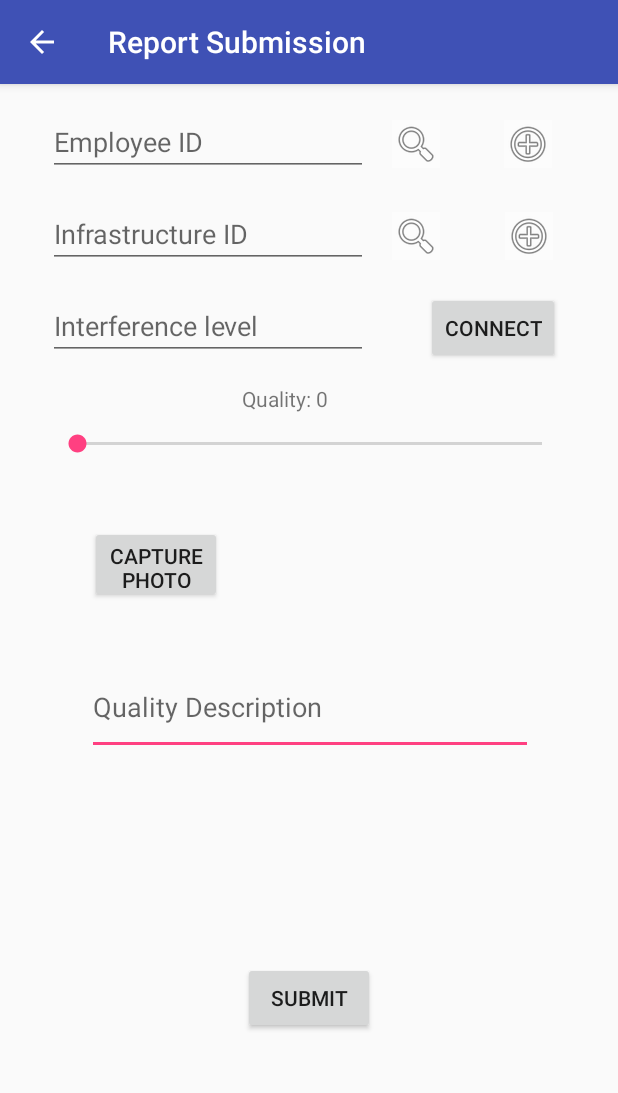
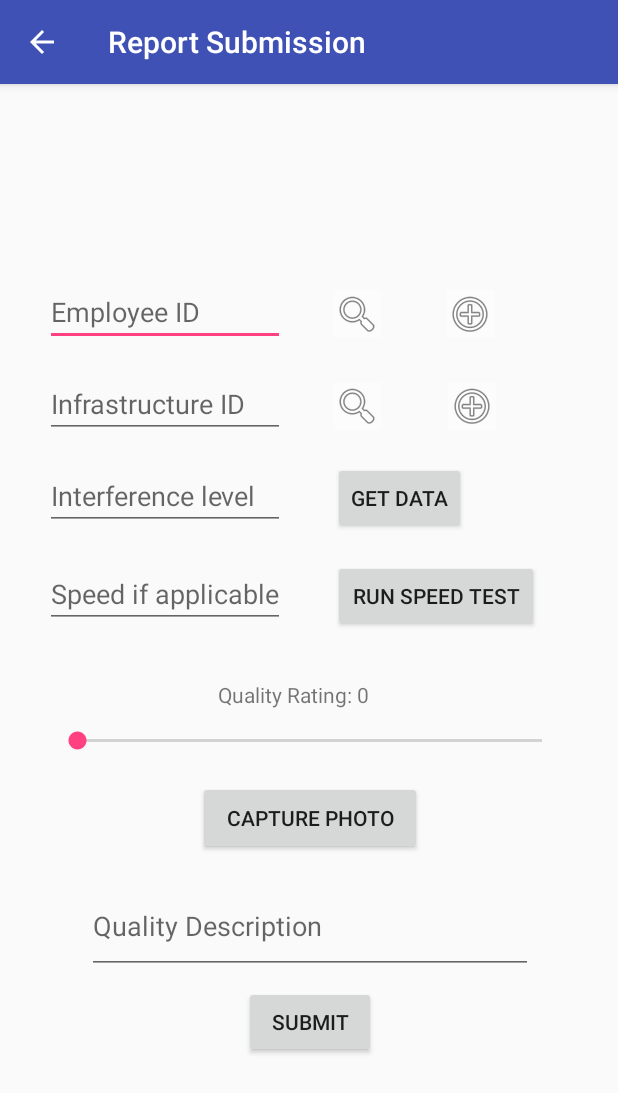
Before and after one commit to DanielMMilner/Infrastructure-Quality-Reporter-App, an Android app: the ReportActivity screen opened directly, with no data from a screen before it, on a phone screen of 412 x 824 dp. Shown: the top 1093 px of the screen. Run offline under Robolectric (Android 15) with nearby library versions, the phone set to English and light mode, and no system bars.

Commit message:
improved layout of report activity

```diff
--- a/app/src/main/java/s3542977/com/tqr/ReportActivity.java
+++ b/app/src/main/java/s3542977/com/tqr/ReportActivity.java
@@ -69,7 +69,7 @@ public class ReportActivity extends AppCompatActivity {
     }
 
     private void setQualityText() {
-        String text = "Quality: " + String.valueOf(quality);
+        String text = "Quality Rating: " + String.valueOf(quality);
         qualityText.setText(text);
     }
 
@@ -142,6 +142,7 @@ public class ReportActivity extends AppCompatActivity {
                     Bitmap imageBitmap = BitmapFactory.decodeFile(imageFilePath);
                     imageBitmap = Bitmap.createBitmap(imageBitmap);
                     photo.setImageBitmap(imageBitmap);
+                    photo.setRotation(90);
                 } else {
                     photo.setImageDrawable(getResources().getDrawable(R.drawable.ic_menu_camera, this.getTheme()));
                 }
--- a/app/src/main/res/layout/activity_report.xml
+++ b/app/src/main/res/layout/activity_report.xml
@@ -7,13 +7,44 @@
     tools:context=".ReportActivity"
     tools:layout_editor_absoluteY="81dp">
 
+
+    <ScrollView xmlns:android="http://schemas.android.com/apk/res/android"
+        android:layout_width="wrap_content"
+        android:layout_height="wrap_content"
+        android:layout_marginBottom="2dp"
+        android:layout_marginEnd="2dp"
+        android:layout_marginStart="2dp"
+        android:layout_marginTop="2dp"
+        android:fillViewport="true"
+        android:orientation="vertical"
+        app:layout_constraintBottom_toBottomOf="parent"
+        app:layout_constraintEnd_toEndOf="parent"
+        app:layout_constraintStart_toStartOf="parent"
+        app:layout_constraintTop_toTopOf="parent">
+
+        <android.support.constraint.ConstraintLayout
+            android:id="@+id/layout"
+            android:layout_width="match_parent"
+            android:layout_height="wrap_content"
+            android:layout_marginBottom="8dp"
+            android:layout_marginEnd="8dp"
+            android:layout_marginStart="8dp"
+            android:layout_marginTop="8dp"
+            android:orientation="vertical"
+            app:layout_constraintBottom_toBottomOf="parent"
+            app:layout_constraintEnd_toEndOf="parent"
+            app:layout_constraintStart_toStartOf="parent"
+            app:layout_constraintTop_toTopOf="parent">
+
+
             <ImageButton
                 android:id="@+id/empolyeeSearch"
                 android:layout_width="wrap_content"
                 android:layout_height="wrap_content"
-        android:layout_marginStart="16dp"
+                android:layout_marginStart="32dp"
                 android:layout_marginTop="8dp"
                 android:background="@android:drawable/screen_background_light_transparent"
+                android:contentDescription="@string/searchicon"
                 android:onClick="buttonPressed"
                 app:layout_constraintStart_toEndOf="@+id/employeeId"
                 app:layout_constraintTop_toTopOf="@+id/employeeId"
@@ -23,9 +54,10 @@
                 android:id="@+id/empolyeeAdd"
                 android:layout_width="wrap_content"
                 android:layout_height="wrap_content"
-        android:layout_marginEnd="8dp"
+                android:layout_marginEnd="32dp"
                 android:layout_marginStart="8dp"
                 android:background="@android:drawable/screen_background_light_transparent"
+                android:contentDescription="@string/addicon"
                 android:onClick="buttonPressed"
                 app:layout_constraintEnd_toEndOf="parent"
                 app:layout_constraintHorizontal_bias="0.489"
@@ -35,25 +67,15 @@
 
             <Button
                 android:id="@+id/takePhoto"
-        android:layout_width="88dp"
-        android:layout_height="51dp"
-        android:layout_marginStart="60dp"
-        android:layout_marginTop="28dp"
+                android:layout_width="149dp"
+                android:layout_height="49dp"
+                android:layout_marginEnd="8dp"
+                android:layout_marginStart="8dp"
+                android:layout_marginTop="16dp"
                 android:onClick="takePhoto"
                 android:text="@string/take_photo_button"
-        app:layout_constraintStart_toStartOf="parent"
-        app:layout_constraintTop_toTopOf="@+id/photoTaken" />
-
-    <ImageView
-        android:id="@+id/photoTaken"
-        android:layout_width="138dp"
-        android:layout_height="109dp"
-        android:layout_marginEnd="50dp"
-        android:layout_marginStart="48dp"
-        android:layout_marginTop="16dp"
-        android:contentDescription="@string/image_view_description"
-        app:layout_constraintEnd_toEndOf="parent"
-        app:layout_constraintStart_toEndOf="@+id/takePhoto"
+                app:layout_constraintEnd_toEndOf="@+id/qualityBar"
+                app:layout_constraintStart_toStartOf="@+id/qualityBar"
                 app:layout_constraintTop_toBottomOf="@+id/qualityBar" />
 
             <SeekBar
@@ -83,16 +105,16 @@
 
             <TextView
                 android:id="@+id/qualityValue"
-        android:layout_width="91dp"
-        android:layout_height="21dp"
+                android:layout_width="123dp"
+                android:layout_height="22dp"
                 android:layout_marginEnd="8dp"
                 android:layout_marginStart="8dp"
-        android:layout_marginTop="16dp"
+                android:layout_marginTop="32dp"
                 android:text="@string/quality_0"
                 app:layout_constraintEnd_toEndOf="@+id/qualityBar"
                 app:layout_constraintHorizontal_bias="0.502"
                 app:layout_constraintStart_toStartOf="@+id/qualityBar"
-        app:layout_constraintTop_toBottomOf="@+id/interferenceLevel" />
+                app:layout_constraintTop_toBottomOf="@+id/getSpeedButton" />
 
             <Button
                 android:id="@+id/submitButton"
@@ -107,13 +129,14 @@
                 app:layout_constraintBottom_toBottomOf="parent"
                 app:layout_constraintEnd_toEndOf="parent"
                 app:layout_constraintStart_toStartOf="parent"
-        app:layout_constraintTop_toBottomOf="@+id/descriptionText" />
+                app:layout_constraintTop_toBottomOf="@+id/descriptionText"
+                app:layout_constraintVertical_bias="0.0" />
 
             <EditText
                 android:id="@+id/employeeId"
-        android:layout_width="wrap_content"
+                android:layout_width="160dp"
                 android:layout_height="wrap_content"
-        android:layout_marginStart="32dp"
+                android:layout_marginStart="16dp"
                 android:layout_marginTop="16dp"
                 android:ems="10"
                 android:hint="@string/employee_id"
@@ -123,9 +146,9 @@
 
             <EditText
                 android:id="@+id/infrastructureID"
-        android:layout_width="wrap_content"
+                android:layout_width="160dp"
                 android:layout_height="wrap_content"
-        android:layout_marginStart="32dp"
+                android:layout_marginStart="16dp"
                 android:layout_marginTop="16dp"
                 android:ems="10"
                 android:hint="@string/infrastructure_id"
@@ -137,18 +160,16 @@
                 android:id="@+id/getInterferenceButton"
                 android:layout_width="wrap_content"
                 android:layout_height="wrap_content"
-        android:layout_marginEnd="16dp"
-        android:layout_marginStart="16dp"
+                android:layout_marginStart="32dp"
                 android:text="@string/connect"
-        app:layout_constraintEnd_toEndOf="parent"
                 app:layout_constraintStart_toEndOf="@+id/interferenceLevel"
                 app:layout_constraintTop_toTopOf="@+id/interferenceLevel" />
 
             <EditText
                 android:id="@+id/interferenceLevel"
-        android:layout_width="wrap_content"
+                android:layout_width="160dp"
                 android:layout_height="wrap_content"
-        android:layout_marginStart="32dp"
+                android:layout_marginStart="16dp"
                 android:layout_marginTop="16dp"
                 android:ems="10"
                 android:hint="@string/interference_level"
@@ -160,9 +181,10 @@
                 android:id="@+id/infrastructureSearch"
                 android:layout_width="wrap_content"
                 android:layout_height="wrap_content"
-        android:layout_marginStart="16dp"
+                android:layout_marginStart="32dp"
                 android:layout_marginTop="8dp"
                 android:background="@android:drawable/screen_background_light_transparent"
+                android:contentDescription="@string/searchicon"
                 android:onClick="buttonPressed"
                 app:layout_constraintStart_toEndOf="@+id/infrastructureID"
                 app:layout_constraintTop_toTopOf="@+id/infrastructureID"
@@ -172,13 +194,48 @@
                 android:id="@+id/infrastructureAdd"
                 android:layout_width="wrap_content"
                 android:layout_height="wrap_content"
-        android:layout_marginEnd="8dp"
+                android:layout_marginEnd="32dp"
                 android:layout_marginStart="8dp"
                 android:background="@android:drawable/screen_background_light_transparent"
+                android:contentDescription="@string/addicon"
                 android:onClick="buttonPressed"
                 app:layout_constraintEnd_toEndOf="parent"
                 app:layout_constraintStart_toEndOf="@+id/infrastructureSearch"
                 app:layout_constraintTop_toTopOf="@+id/infrastructureSearch"
                 app:srcCompat="@android:drawable/ic_menu_add" />
 
+            <ImageView
+                android:id="@+id/photoTaken"
+                android:layout_width="wrap_content"
+                android:layout_height="wrap_content"
+                android:layout_marginEnd="32dp"
+                android:layout_marginStart="32dp"
+                android:layout_marginTop="8dp"
+                android:contentDescription="@string/image_view_description"
+                app:layout_constraintEnd_toEndOf="parent"
+                app:layout_constraintStart_toStartOf="parent"
+                app:layout_constraintTop_toBottomOf="@+id/takePhoto" />
+
+            <EditText
+                android:id="@+id/speedTestText"
+                android:layout_width="160dp"
+                android:layout_height="wrap_content"
+                android:layout_marginStart="16dp"
+                android:layout_marginTop="20dp"
+                android:ems="10"
+                android:hint="@string/speed_if_applicable"
+                android:inputType="number"
+                app:layout_constraintStart_toStartOf="parent"
+                app:layout_constraintTop_toBottomOf="@+id/interferenceLevel" />
+
+            <Button
+                android:id="@+id/getSpeedButton"
+                android:layout_width="137dp"
+                android:layout_height="wrap_content"
+                android:layout_marginStart="32dp"
+                android:text="@string/run_speed_test"
+                app:layout_constraintStart_toEndOf="@+id/speedTestText"
+                app:layout_constraintTop_toTopOf="@+id/speedTestText" />
         </android.support.constraint.ConstraintLayout>
+    </ScrollView>
+</android.support.constraint.ConstraintLayout>
--- a/app/src/main/res/values/strings.xml
+++ b/app/src/main/res/values/strings.xml
@@ -51,13 +51,16 @@
     <string name="remove">Remove</string>
     <string name="quality">Quality</string>
     <string name="quality_description">Quality Description</string>
-    <string name="quality_0">Quality: 0</string>
+    <string name="quality_0">Quality Rating: 0</string>
     <string name="employee_id">Employee ID</string>
     <string name="infrastructure_id">Infrastructure ID</string>
-    <string name="connect">Connect</string>
+    <string name="connect">Get Data</string>
     <string name="interference_level">Interference level</string>
     <string name="find_new">Find/New</string>
     <string name="addToDatabaseFailed">Failed to add to database</string>
+    <string name="searchicon">searchIcon</string>
+    <string name="addicon">addIcon</string>
+    <string name="speed_if_applicable">Speed if applicable</string>
     <string-array name="speed_test_sizes_array">
         <item>1MiB</item>
         <item>16MiB</item>
```
Lines whose indentation alone changed are shown as unchanged.
